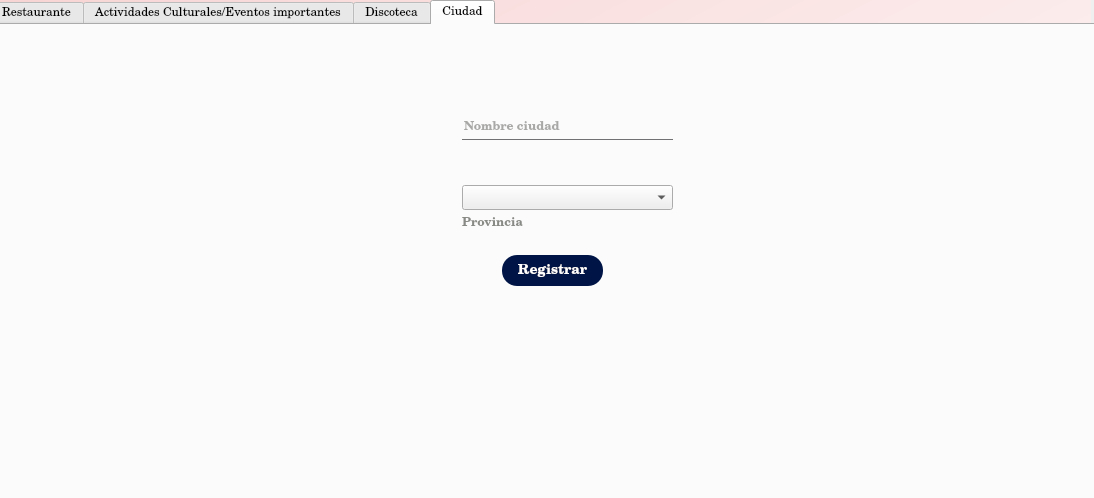
Old version of the form src/front/xml/register_view.ui in the repository ThElement12/proyecto-final-prolog.
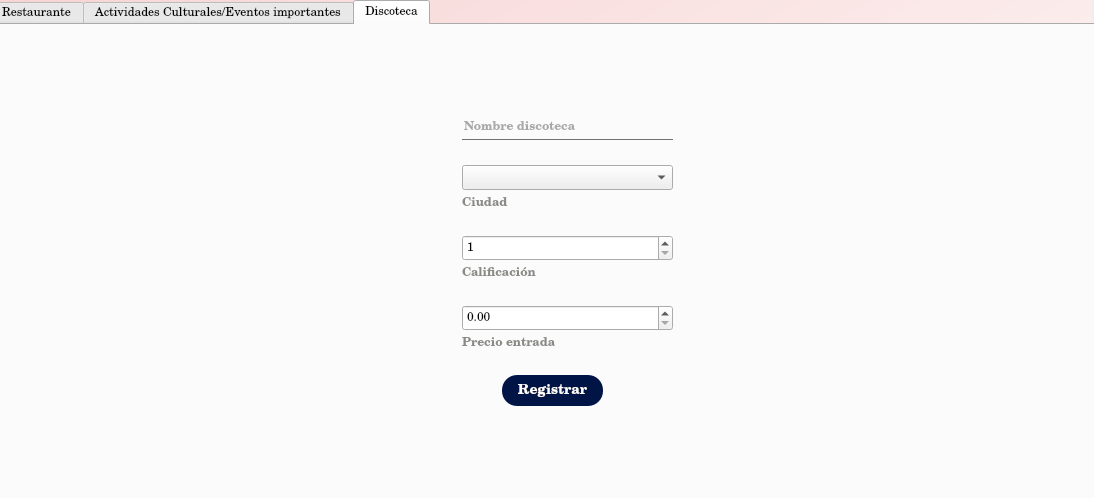
New version of the form. The open tabs and pages were chosen to show the change. Icons and pictures are not drawn.

Commit message: connecting views

Patch:
```diff
--- a/src/front/xml/register_view.ui
+++ b/src/front/xml/register_view.ui
@@ -611,134 +611,6 @@
      </property>
     </widget>
    </widget>
-   <widget class="QWidget" name="tab_5">
-    <attribute name="title">
-     <string>Ciudad</string>
-    </attribute>
-    <widget class="QPushButton" name="pushButton_5">
-     <property name="geometry">
-      <rect>
-       <x>520</x>
-       <y>30</y>
-       <width>81</width>
-       <height>41</height>
-      </rect>
-     </property>
-     <property name="styleSheet">
-      <string notr="true">QPushButton{
-border-radius: 20px;
-background-color: transparent;
-color: rgb(0,0,0);
-font-family: Century SchoolBook L;
-font-weight: bold;
-
-}</string>
-     </property>
-     <property name="text">
-      <string/>
-     </property>
-     <property name="icon">
-      <iconset>
-       <normaloff>../resources/sign_up_icon.png</normaloff>../resources/sign_up_icon.png</iconset>
-     </property>
-     <property name="iconSize">
-      <size>
-       <width>32</width>
-       <height>32</height>
-      </size>
-     </property>
-    </widget>
-    <widget class="QLineEdit" name="lineEdit_7">
-     <property name="geometry">
-      <rect>
-       <x>470</x>
-       <y>90</y>
-       <width>211</width>
-       <height>25</height>
-      </rect>
-     </property>
-     <property name="styleSheet">
-      <string notr="true">QLineEdit {
-font-family: Century SchoolBook L;
-color: rgb(85, 87, 83);
-background: transparent;
-border: none;
-font-weight: bold;
-border-bottom: 1px solid #717072;
-}</string>
-     </property>
-     <property name="placeholderText">
-      <string>Nombre ciudad</string>
-     </property>
-    </widget>
-    <widget class="QComboBox" name="comboBox_4">
-     <property name="geometry">
-      <rect>
-       <x>470</x>
-       <y>160</y>
-       <width>211</width>
-       <height>25</height>
-      </rect>
-     </property>
-    </widget>
-    <widget class="QLabel" name="label_place_disco_10">
-     <property name="geometry">
-      <rect>
-       <x>470</x>
-       <y>190</y>
-       <width>141</width>
-       <height>17</height>
-      </rect>
-     </property>
-     <property name="styleSheet">
-      <string notr="true">font-family: Century SchoolBook L;
-color: rgb(136, 138, 133);
-background: transparent;
-border: none;
-font-weight: bold;</string>
-     </property>
-     <property name="text">
-      <string>Provincia</string>
-     </property>
-    </widget>
-    <widget class="QPushButton" name="pushButton_register_disco_5">
-     <property name="geometry">
-      <rect>
-       <x>510</x>
-       <y>230</y>
-       <width>101</width>
-       <height>31</height>
-      </rect>
-     </property>
-     <property name="font">
-      <font>
-       <family>CenturySchoolBook L</family>
-       <pointsize>-1</pointsize>
-       <weight>75</weight>
-       <bold>true</bold>
-      </font>
-     </property>
-     <property name="styleSheet">
-      <string notr="true">QPushButton{
-border-radius: 15px;
-background-color: rgb(0, 21, 70);
-color: rgb(255,255,255);
-font-weight: bold;
-font-family: CenturySchoolBook L;
-font-size: 14px;
-}
-
-
-QPushButton:hover{
-	background-color: rgb(114, 159, 207);
-
-}</string>
-     </property>
-     <property name="text">
-      <string>Registrar</string>
-     </property>
-    </widget>
-   </widget>
   </widget>
   <widget class="QLabel" name="label">
    <property name="geometry">
```
Left out of the diff: 2 changed lines with no effect on the pictures. The commit also changes 12 other files.
